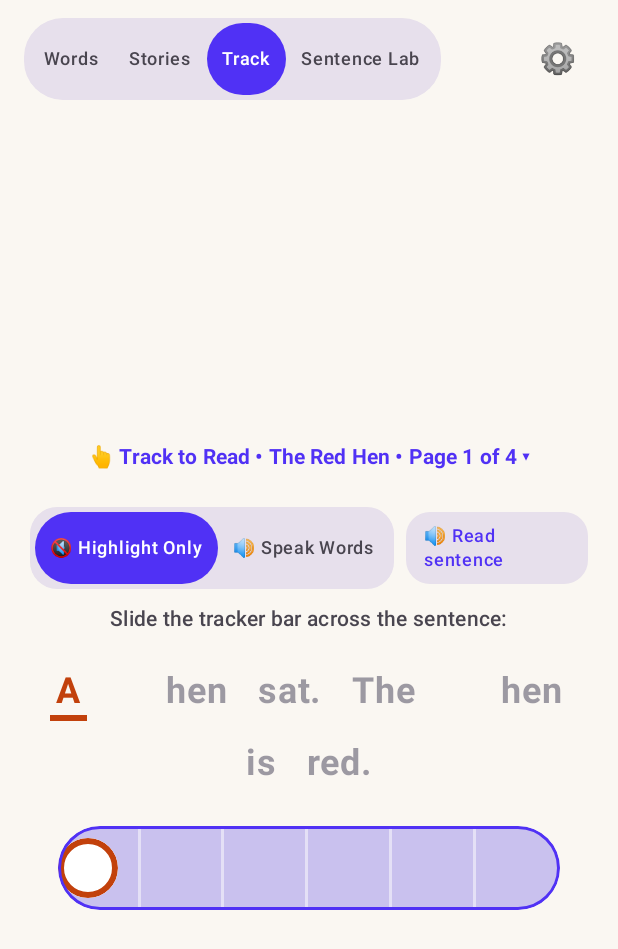
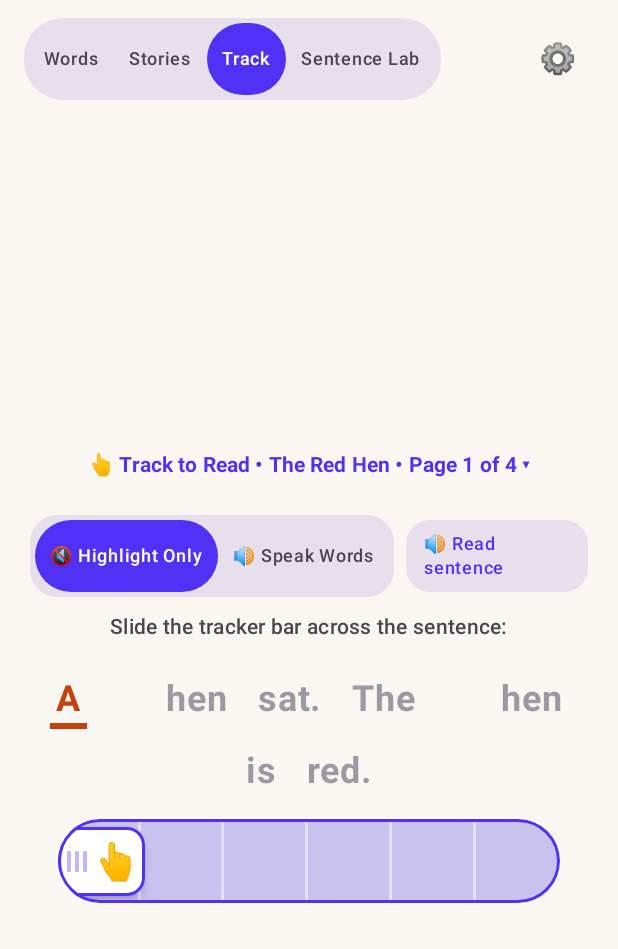
Before and after one commit to alexcch-byte/dragon-readers, an Android app built with Jetpack Compose: the screen it shows after launch (MainActivity), after a tap on "Track", on a phone screen of 412 x 824 dp. Shown: the top 949 px of the screen. Run offline under Robolectric (Android 15) with nearby library versions, the phone set to English and light mode, and no system bars; 3 other taps on this screen came first.

Commit message:
Cycle 30: Finger-shaped slider pointing underneath active word

```diff
--- a/app/src/main/java/com/example/earlyreader/MainActivity.kt
+++ b/app/src/main/java/com/example/earlyreader/MainActivity.kt
@@ -83,7 +83,10 @@ import com.example.earlyreader.model.StoryData
 import com.example.earlyreader.model.WordBank
 import com.example.earlyreader.model.WordData
 import com.example.earlyreader.storage.ProgressStorage
+import com.example.earlyreader.ui.scrub.FingerSliderThumb
 import com.example.earlyreader.ui.scrub.SegmentedScrubBar
+import com.example.earlyreader.ui.scrub.ThumbHeight
+import com.example.earlyreader.ui.scrub.ThumbWidth
 import com.example.earlyreader.ui.sentences.SentenceLabScreen
 import com.example.earlyreader.ui.theme.EarlyReaderTheme
 import com.example.earlyreader.ui.theme.SegmentEmpty
@@ -1390,14 +1393,15 @@ fun TrackToReadScreen(
                 }
             }
 
-            Spacer(modifier = Modifier.height(18.dp))
+            Spacer(modifier = Modifier.height(8.dp))
 
             // Stepped Word-to-Word Jumping Tracker Bar
             var barWidthPx by remember { mutableIntStateOf(0) }
             val animatedProgress by animateFloatAsState(targetValue = trackProgress.coerceIn(0f, 1f), label = "trackJump")
-            val thumbSize = 40.dp
-            val thumbSizePx = with(LocalDensity.current) { thumbSize.toPx() }
-            val thumbOffsetPx = ((barWidthPx - thumbSizePx).coerceAtLeast(0f) * animatedProgress).roundToInt()
+            val thumbWidth = ThumbWidth
+            val thumbHeight = ThumbHeight
+            val thumbWidthPx = with(LocalDensity.current) { thumbWidth.toPx() }
+            val thumbOffsetPx = ((barWidthPx - thumbWidthPx).coerceAtLeast(0f) * animatedProgress).roundToInt()
             val tickIntervals = (wordCount - 1).coerceAtLeast(1)
 
             Box(
@@ -1461,15 +1465,12 @@ fun TrackToReadScreen(
                     }
                 }
 
-                // Stepped thumb jumping from word stop to word stop
-                Box(
+                // Stepped finger thumb jumping from word stop to word stop pointing directly up at the word
+                FingerSliderThumb(
                     modifier = Modifier
                         .align(Alignment.CenterStart)
                         .offset { IntOffset(thumbOffsetPx, 0) }
-                        .size(thumbSize)
-                        .clip(CircleShape)
-                        .background(Color.White)
-                        .border(4.dp, WarmAccent, CircleShape),
+                        .size(width = thumbWidth, height = thumbHeight),
                 )
             }
 
--- a/app/src/main/java/com/example/earlyreader/ui/scrub/SegmentedScrubBar.kt
+++ b/app/src/main/java/com/example/earlyreader/ui/scrub/SegmentedScrubBar.kt
@@ -4,10 +4,12 @@ import android.os.SystemClock
 import androidx.compose.animation.core.animateFloatAsState
 import androidx.compose.animation.core.snap
 import androidx.compose.animation.core.spring
+import androidx.compose.foundation.BorderStroke
 import androidx.compose.foundation.background
 import androidx.compose.foundation.border
 import androidx.compose.foundation.gestures.awaitEachGesture
 import androidx.compose.foundation.gestures.awaitFirstDown
+import androidx.compose.foundation.layout.Arrangement
 import androidx.compose.foundation.layout.Box
 import androidx.compose.foundation.layout.BoxWithConstraints
 import androidx.compose.foundation.layout.Column
@@ -25,6 +27,7 @@ import androidx.compose.foundation.layout.width
 import androidx.compose.foundation.shape.CircleShape
 import androidx.compose.foundation.shape.RoundedCornerShape
 import androidx.compose.material3.MaterialTheme
+import androidx.compose.material3.Surface
 import androidx.compose.material3.Text
 import androidx.compose.runtime.Composable
 import androidx.compose.runtime.LaunchedEffect
@@ -55,6 +58,7 @@ import androidx.compose.ui.tooling.preview.Preview
 import androidx.compose.ui.unit.IntOffset
 import androidx.compose.ui.unit.coerceAtMost
 import androidx.compose.ui.unit.dp
+import androidx.compose.ui.unit.sp
 import com.example.earlyreader.ui.theme.EarlyReaderTheme
 import com.example.earlyreader.ui.theme.SegmentEmpty
 import com.example.earlyreader.ui.theme.TextDark
@@ -96,6 +100,8 @@ internal const val RESCRUB_RESET = 0.03f
 // Keeps the bar's start clear of the system back-gesture edge (plan section 10).
 private val BarHorizontalPadding = 32.dp
 
+internal val ThumbWidth = 58.dp
+internal val ThumbHeight = 46.dp
 private val ThumbSize = 44.dp
 private val MaxLetterSize = 88.dp
 
@@ -112,6 +118,77 @@ internal fun segmentBoundaries(segments: List<String>): List<Float> {
     val total = weights.sum().toFloat()
     var running = 0
     return weights.map { running += it; running / total }
+}
+
+/**
+ * Tactile finger-slider thumb handle matching the pointing-finger affordance.
+ * Contains 3 vertical grip ridges (|||) and an upward pointing finger (👆)
+ * resting directly underneath the word / phoneme segment.
+ */
+@Composable
+fun FingerSliderThumb(
+    modifier: Modifier = Modifier,
+    isPulsing: Boolean = false,
+) {
+    val scale = if (isPulsing) 1.25f else 1f
+    val animatedScale by animateFloatAsState(targetValue = scale, label = "thumbScale")
+
+    Box(
+        modifier = modifier
+            .graphicsLayer {
+                scaleX = animatedScale
+                scaleY = animatedScale
+            },
+        contentAlignment = Alignment.Center,
+    ) {
+        if (isPulsing) {
+            Box(
+                modifier = Modifier
+                    .fillMaxSize()
+                    .padding((-6).dp)
+                    .clip(RoundedCornerShape(16.dp))
+                    .background(VioletPrimary.copy(alpha = 0.35f)),
+            )
+        }
+        Surface(
+            modifier = Modifier.fillMaxSize(),
+            shape = RoundedCornerShape(12.dp),
+            color = Color.White,
+            border = BorderStroke(1.5.dp, VioletPrimary),
+            shadowElevation = 4.dp,
+        ) {
+            Row(
+                modifier = Modifier
+                    .fillMaxSize()
+                    .padding(horizontal = 6.dp),
+                verticalAlignment = Alignment.CenterVertically,
+                horizontalArrangement = Arrangement.Center,
+            ) {
+                // Tactile grip lines: 3 vertical grip ridges (|||) indicating draggable affordance
+                Row(
+                    horizontalArrangement = Arrangement.spacedBy(2.5.dp),
+                    verticalAlignment = Alignment.CenterVertically,
+                    modifier = Modifier.padding(end = 4.dp),
+                ) {
+                    repeat(3) {
+                        Box(
+                            modifier = Modifier
+                                .width(2.5.dp)
+                                .height(14.dp)
+                                .clip(RoundedCornerShape(1.dp))
+                                .background(Color(0xFFC4B5FD)),
+                        )
+                    }
+                }
+                // Upward pointing finger pointing directly at the word / phoneme segment above
+                Text(
+                    text = "👆",
+                    fontSize = 24.sp,
+                    lineHeight = 24.sp,
+                )
+            }
+        }
+    }
 }
 
 /**
@@ -219,7 +296,7 @@ fun SegmentedScrubBar(
             modifier = Modifier
                 .fillMaxWidth()
                 .padding(horizontal = BarHorizontalPadding)
-                .padding(bottom = 16.dp),
+                .padding(bottom = 8.dp),
         ) {
             segments.forEachIndexed { index, letters ->
                 BoxWithConstraints(
@@ -377,40 +454,17 @@ fun SegmentedScrubBar(
                 }
             }
 
-            // The thumb always rests at the fill edge (at the start before the first drag), so there is a
-            // visible handle to grab (plan section 8). A snapped start makes it pulse with a halo.
-            val thumbPx = with(LocalDensity.current) { ThumbSize.roundToPx() }
-            val thumbX = (fillFraction * barWidthPx - thumbPx / 2f)
-                .coerceIn(0f, (barWidthPx - thumbPx).coerceAtLeast(0).toFloat())
-            Box(
+            // The finger-shaped thumb rests at the fill edge pointing directly up at the active sound segment.
+            val thumbWidthPx = with(LocalDensity.current) { ThumbWidth.roundToPx() }
+            val thumbX = (fillFraction * barWidthPx - thumbWidthPx / 2f)
+                .coerceIn(0f, (barWidthPx - thumbWidthPx).coerceAtLeast(0).toFloat())
+            FingerSliderThumb(
                 modifier = Modifier
                     .align(Alignment.CenterStart)
                     .offset { IntOffset(thumbX.roundToInt(), 0) }
-                    .size(ThumbSize)
-                    .graphicsLayer {
-                        val pulse = 1f + 0.3f * hintAlpha
-                        scaleX = pulse
-                        scaleY = pulse
-                    },
-                contentAlignment = Alignment.Center,
-            ) {
-                if (hintAlpha > 0.01f) {
-                    Box(
-                        modifier = Modifier
-                            .requiredSize(ThumbSize + 16.dp)
-                            .graphicsLayer { alpha = hintAlpha }
-                            .clip(CircleShape)
-                            .background(VioletPrimary.copy(alpha = 0.35f)),
-                    )
-                }
-                Box(
-                    modifier = Modifier
-                        .fillMaxSize()
-                        .clip(CircleShape)
-                        .background(Color.White)
-                        .border(width = 4.dp, color = TextDark, shape = CircleShape),
-                )
-            }
+                    .size(width = ThumbWidth, height = ThumbHeight),
+                isPulsing = hintAlpha > 0.01f,
+            )
         }
 
         // Clear the pulse shortly after it starts.
```
Also changed, not shown: 2 other files.
